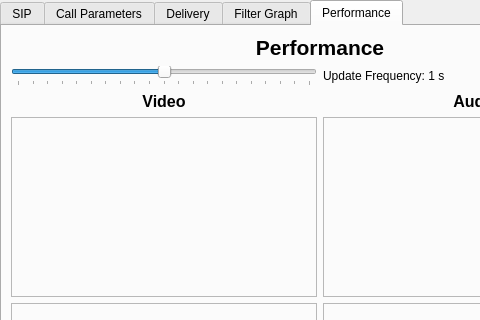
The window that ui/statisticswindow.ui (ultravideo/uvgComm) describes before a commit, drawn with Qt 5; both pictures show x 0 to 480 and y 0 to 320 of the 640 by 800 pixel window.
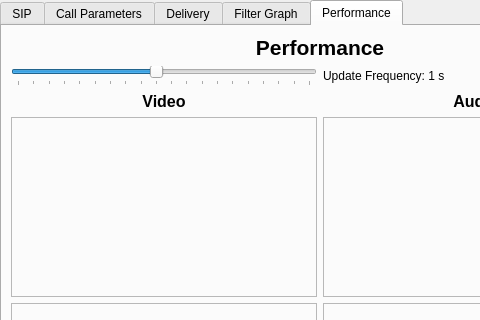
The same window after the commit. The open tabs and pages were chosen to show the change. Custom widgets are drawn as their Qt base class.

Commit message:
feature(GUI): Remove update every step from slider. Page step now works.
The update every draw step didn't work and didn't really make sense anyhow. It
was there because it made the slider balanced. Page steps now work thanks to
changing of the used signal for slider. Also page step set 500 instead of 1000.

The edit to the form file:
```diff
--- a/ui/statisticswindow.ui
+++ b/ui/statisticswindow.ui
@@ -538,7 +538,7 @@
        <item row="4" column="0">
         <widget class="QSlider" name="update_frequency">
          <property name="minimum">
-          <number>0</number>
+          <number>100</number>
          </property>
          <property name="maximum">
           <number>2000</number>
@@ -547,7 +547,7 @@
           <number>100</number>
          </property>
          <property name="pageStep">
-          <number>1000</number>
+          <number>500</number>
          </property>
          <property name="value">
           <number>1000</number>
```
The commit also changes 1 other file.
